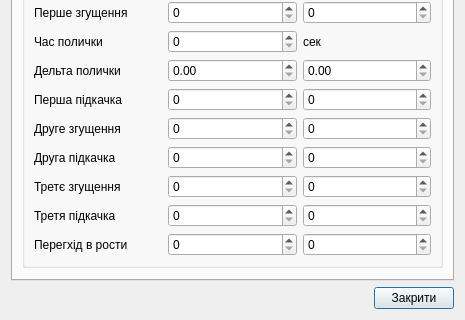
First picture: the form in aparat/scada/dlgapsetup.ui, repository vanessaorgua/illitsi, before the edit; both pictures show x 0 to 465 and y 222 to 542 of the 465 by 542 pixel window.
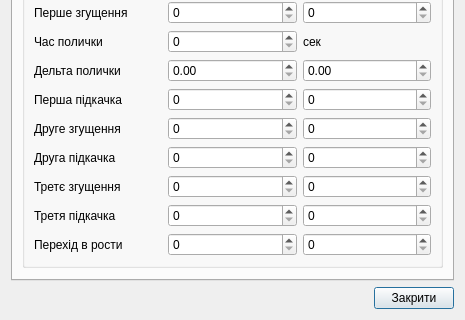
Second picture: the form after the edit.

```diff
--- a/aparat/scada/dlgapsetup.ui
+++ b/aparat/scada/dlgapsetup.ui
@@ -250,7 +250,7 @@
           <item row="9" column="0">
            <widget class="QLabel" name="label_14">
             <property name="text">
-             <string>Перегхід в рости</string>
+             <string>Перехід в рости</string>
             </property>
            </widget>
           </item>
```
